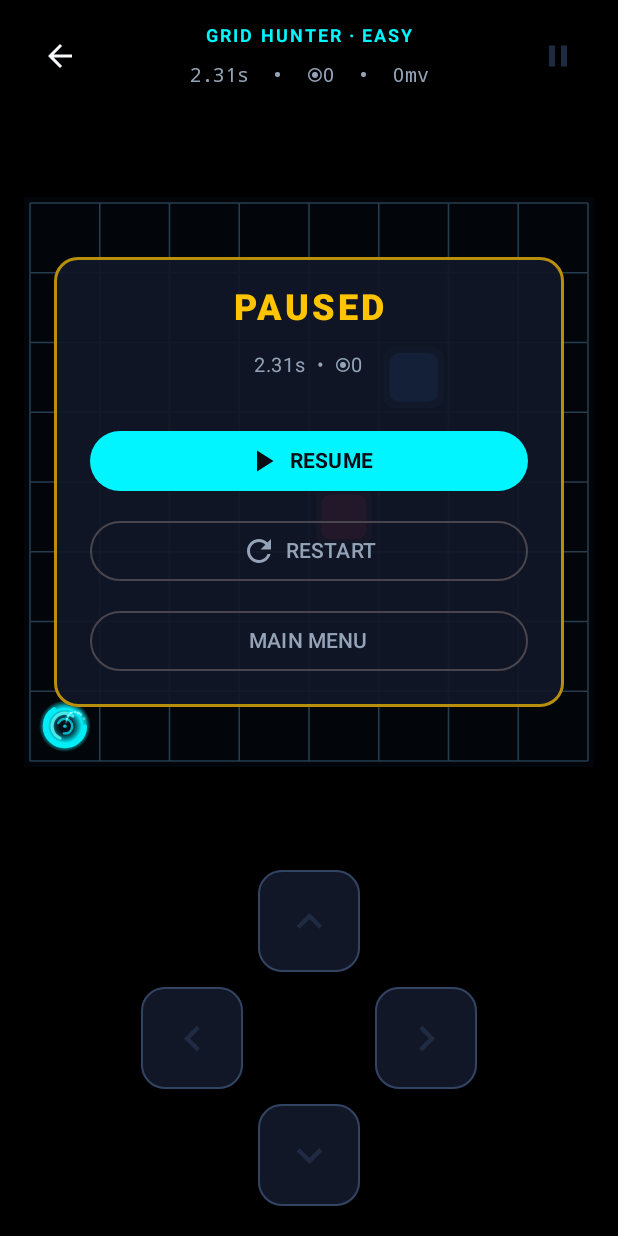
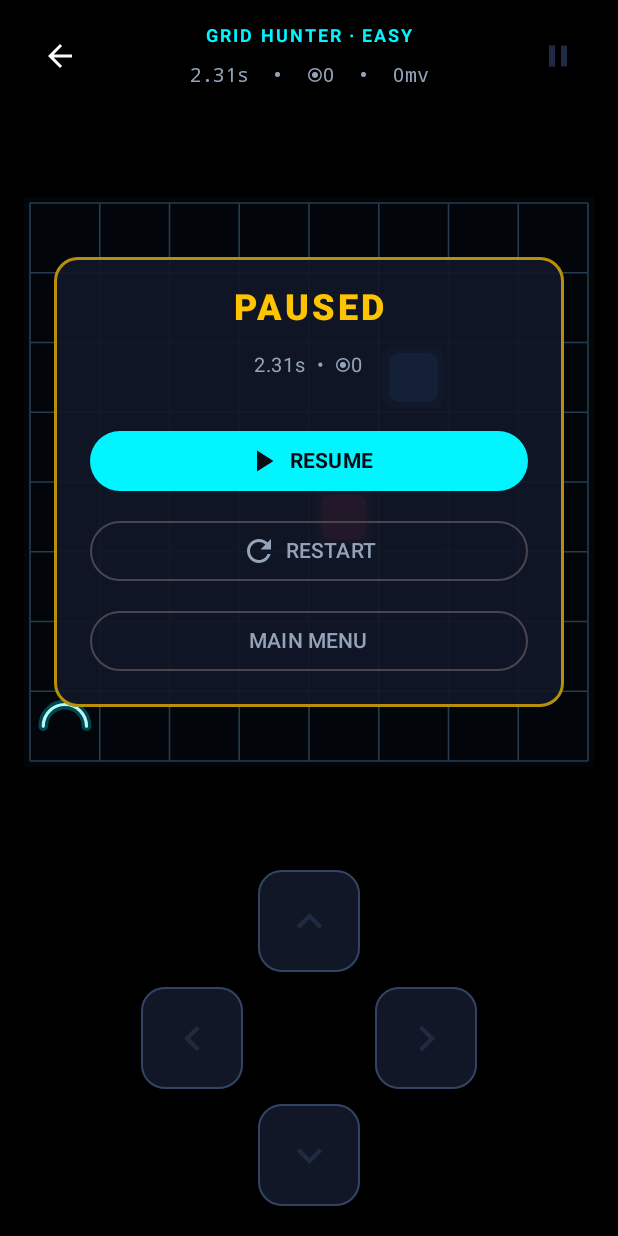
Before and after one commit to fabianpetermark-commits/Gridscape, an Android app built with Jetpack Compose: the screen it shows after launch (MainActivity), after a tap on "Pause", on a phone screen of 412 x 824 dp. Run offline under Robolectric (Android 15) with nearby library versions, the phone set to English and light mode, and no system bars; 3 other taps on this screen came first.

Commit message:
Replace exit vortex with a single neon gate arch

```diff
--- a/games/grid-hunter/src/main/kotlin/com/minigames/games/gridhunter/ui/GridHunterUi.kt
+++ b/games/grid-hunter/src/main/kotlin/com/minigames/games/gridhunter/ui/GridHunterUi.kt
@@ -2,13 +2,7 @@ package com.minigames.games.gridhunter.ui
 
 import androidx.compose.animation.core.animateFloatAsState
 import androidx.compose.animation.core.tween
-import androidx.compose.runtime.mutableFloatStateOf
-import androidx.compose.runtime.withFrameNanos
 import androidx.compose.ui.graphics.StrokeCap
-import kotlin.math.PI
-import kotlin.math.cos
-import kotlin.math.pow
-import kotlin.math.sin
 import androidx.compose.foundation.BorderStroke
 import androidx.compose.foundation.Canvas
 import androidx.compose.foundation.background
@@ -55,7 +49,6 @@ import androidx.compose.ui.Alignment
 import androidx.compose.ui.geometry.Offset
 import androidx.compose.ui.geometry.Size
 import androidx.compose.ui.Modifier
-import androidx.compose.ui.graphics.Brush
 import androidx.compose.ui.graphics.Color
 import androidx.compose.ui.graphics.drawscope.Stroke
 import androidx.compose.ui.graphics.vector.ImageVector
@@ -357,30 +350,6 @@ fun GridHunterBoardCanvas(
     }
 
     val playerPulse by rememberNeonPulse(minScale = 0.90f, maxScale = 1.06f, durationMs = 950)
-    val exitPulse by rememberNeonPulse(minScale = 0.88f, maxScale = 1.12f, durationMs = 1900)
-    var vortexRotation by remember(state.seed) {
-        mutableFloatStateOf(0f)
-    }
-    var particleTime by remember(state.seed) {
-        mutableFloatStateOf(0f)
-    }
-
-    LaunchedEffect(state.phase, state.seed) {
-        if (state.phase == GamePhase.PLAYING) {
-            var lastFrameNanos = withFrameNanos { it }
-            while (true) {
-                val frameNanos = withFrameNanos { it }
-                val deltaSeconds = (frameNanos - lastFrameNanos) / 1_000_000_000f
-                lastFrameNanos = frameNanos
-
-                vortexRotation = (vortexRotation + 156.25f * deltaSeconds) % 7200f
-                particleTime = (particleTime + deltaSeconds) % 3600f
-            }
-        } else {
-            vortexRotation = 0f
-            particleTime = 0f
-        }
-    }
 
     Canvas(
         modifier = modifier.cardinalSwipeInput(
@@ -418,115 +387,27 @@ fun GridHunterBoardCanvas(
         if (exitVisibility > 0f) {
             val exitCenter = viewport.cellCenter(state.exitPosition)
             val cell = viewport.cellSizePx
-            val vortexScale = exitPulse
+            val gateRadius = cell * 0.31f
+            val gateBounds = Offset(exitCenter.x - gateRadius, exitCenter.y - gateRadius)
 
-            // Keep every ring, particle and glow safely inside this one grid cell.
-            val outerRadius = cell * (0.265f + 0.025f * vortexScale)
-            val middleRadius = cell * 0.185f
-            val innerRadius = cell * 0.105f
-
-            drawCircle(
-                brush = Brush.radialGradient(
-                    colors = listOf(
-                        Color(0xFF00151C).copy(alpha = exitVisibility),
-                        Color(0xCC002B35).copy(alpha = exitVisibility),
-                        Color(0x6600F5FF).copy(alpha = exitVisibility),
-                        Color.Transparent,
-                    ),
-                    center = exitCenter,
-                    radius = outerRadius * 1.28f,
-                ),
-                radius = outerRadius * 1.28f,
-                center = exitCenter,
+            // A single stationary neon arch: no vortex, rings or particles.
+            drawArc(
+                color = Color(0xFF00F5FF).copy(alpha = 0.28f * exitVisibility),
+                startAngle = 180f,
+                sweepAngle = 180f,
+                useCenter = false,
+                topLeft = gateBounds,
+                size = Size(gateRadius * 2f, gateRadius * 2f),
+                style = Stroke(width = cell * 0.14f, cap = StrokeCap.Round),
             )
-
-            drawCircle(
-                color = Color(0xFF001016).copy(alpha = 0.96f * exitVisibility),
-                radius = innerRadius * 0.92f,
-                center = exitCenter,
-            )
-
             drawArc(
-                color = Color(0xFF00F5FF).copy(alpha = 0.92f * exitVisibility),
-                startAngle = vortexRotation,
-                sweepAngle = 238f,
+                color = Color(0xFFB8FFFF).copy(alpha = 0.98f * exitVisibility),
+                startAngle = 180f,
+                sweepAngle = 180f,
                 useCenter = false,
-                topLeft = Offset(exitCenter.x - outerRadius, exitCenter.y - outerRadius),
-                size = Size(outerRadius * 2f, outerRadius * 2f),
-                style = Stroke(width = cell * 0.055f, cap = StrokeCap.Round),
-            )
-
-            drawArc(
-                color = Color(0xFF63FFFF).copy(alpha = 0.78f * exitVisibility),
-                startAngle = -vortexRotation * 1.35f + 112f,
-                sweepAngle = 196f,
-                useCenter = false,
-                topLeft = Offset(exitCenter.x - middleRadius, exitCenter.y - middleRadius),
-                size = Size(middleRadius * 2f, middleRadius * 2f),
+                topLeft = gateBounds,
+                size = Size(gateRadius * 2f, gateRadius * 2f),
                 style = Stroke(width = cell * 0.045f, cap = StrokeCap.Round),
-            )
-
-            drawArc(
-                color = Color(0xFF00BFD4).copy(alpha = 0.95f * exitVisibility),
-                startAngle = vortexRotation * 1.8f + 205f,
-                sweepAngle = 252f,
-                useCenter = false,
-                topLeft = Offset(exitCenter.x - innerRadius, exitCenter.y - innerRadius),
-                size = Size(innerRadius * 2f, innerRadius * 2f),
-                style = Stroke(width = cell * 0.035f, cap = StrokeCap.Round),
-            )
-
-            val particleCount = 18
-            val startRadius = outerRadius * 1.04f
-            val endRadius = innerRadius * 0.35f
-
-            for (i in 0 until particleCount) {
-                val phaseOffset = (i * 0.6180339f) % 1f
-                val baseAngleDeg = (i * 137.508f) % 360f
-                val speed = when (i % 3) {
-                    0 -> 0.5f
-                    1 -> 0.75f
-                    else -> 1.0f
-                }
-
-                val progress = (particleTime * speed + phaseOffset) % 1f
-                val radialEase = progress.pow(1.45f)
-                val currentRadius = startRadius + (endRadius - startRadius) * radialEase
-
-                val angleDeg = baseAngleDeg + 290f * progress.pow(1.35f)
-                val angleRad = angleDeg * (PI.toFloat() / 180f)
-
-                val particlePos = Offset(
-                    x = exitCenter.x + cos(angleRad) * currentRadius,
-                    y = exitCenter.y + sin(angleRad) * currentRadius,
-                )
-
-                val fadeIn = (progress / 0.2f).coerceIn(0f, 1f)
-                val fadeOut = ((1f - progress) / 0.22f).coerceIn(0f, 1f)
-                val particleAlpha = fadeIn * fadeOut * exitVisibility
-
-                if (particleAlpha > 0.01f) {
-                    val baseDotRadius = cell * (0.012f + 0.005f * (i % 3))
-                    val dotRadius = baseDotRadius * (1f - 0.45f * progress)
-
-                    drawCircle(
-                        color = Color(0xFF00F5FF).copy(alpha = 0.28f * particleAlpha),
-                        radius = dotRadius * 2.4f,
-                        center = particlePos,
-                    )
-
-                    drawCircle(
-                        color = Color(0xFFB8FFFF).copy(alpha = 0.95f * particleAlpha),
-                        radius = dotRadius,
-                        center = particlePos,
-                    )
-                }
-            }
-
-            drawCircle(
-                color = Color(0xFF00F5FF).copy(alpha = 0.8f * exitVisibility),
-                radius = cell * 0.025f,
-                center = exitCenter,
             )
         }
 
```
